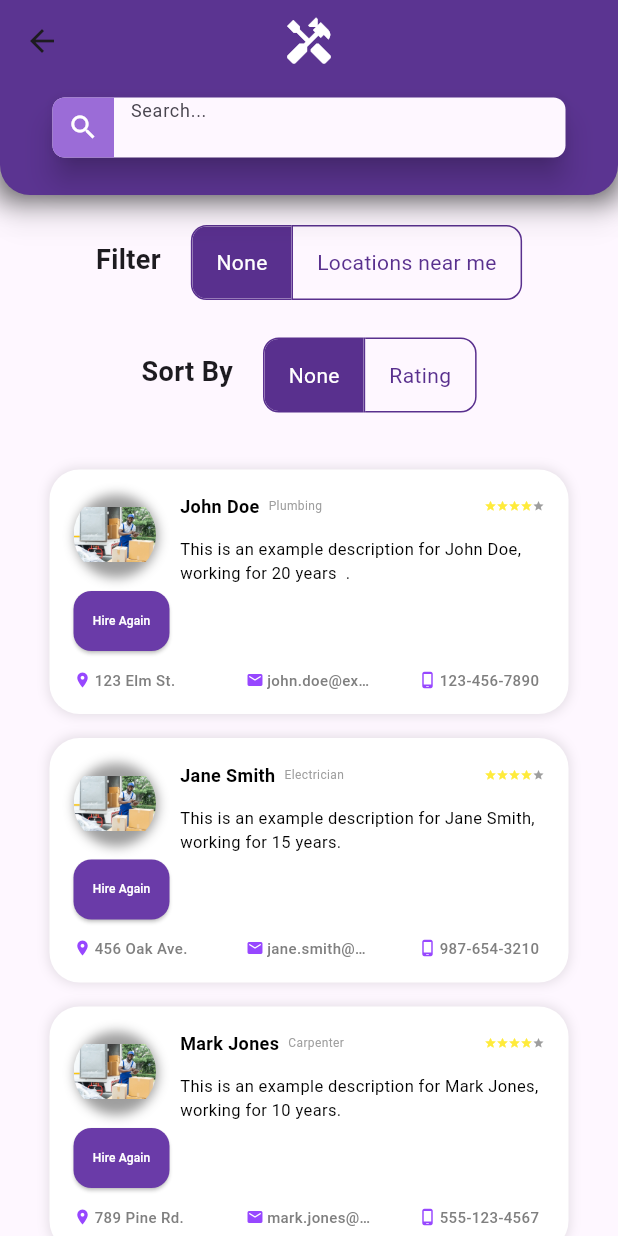
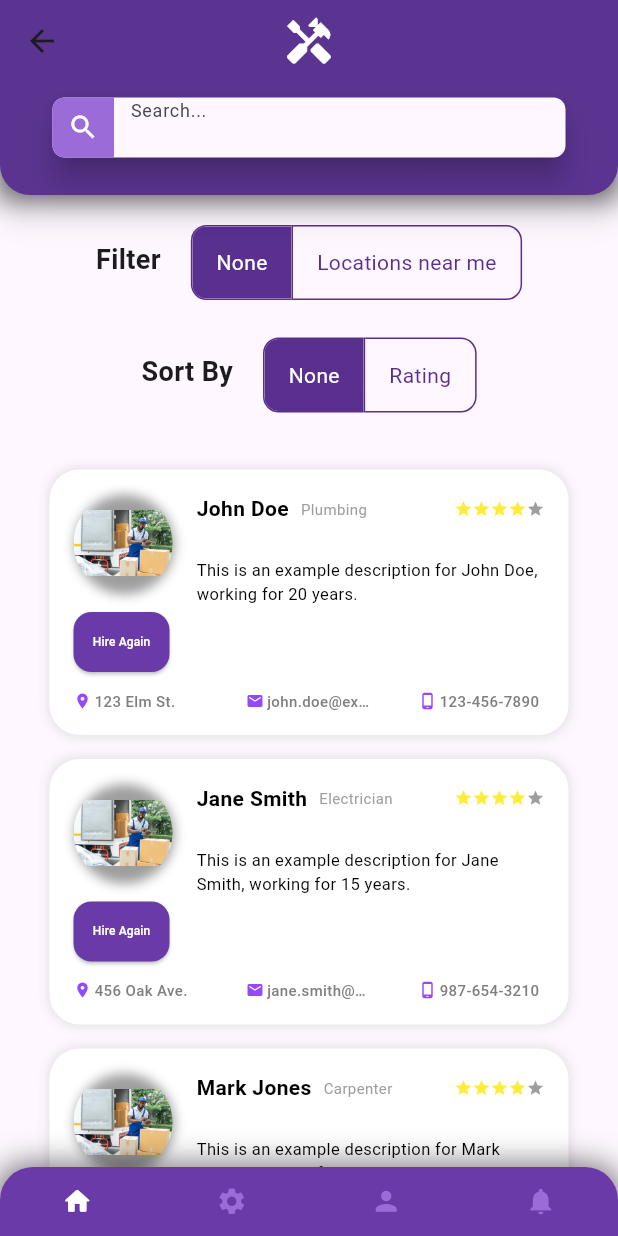
Before and after one commit to mhamad911/Fixit_App-1, a Flutter app: the CategoryPage screen opened directly with empty values, on a phone screen of 412 x 824 dp. Run offline on Flutter 3.47's test engine with Material 3 defaults, Android fonts, the phone set to English and light mode, and no system bars; our stand-ins replace google_fonts, image_picker, lottie; Roboto replaces fonts that are missing (Libre Caslon Text).

Commit message:
Revert "dd"
This reverts commit 7d295e4f6d5315865e2ef355cb513364b49edb96.

```diff
--- a/lib/GeneralComponents/Custom_Card_Widget.dart
+++ b/lib/GeneralComponents/Custom_Card_Widget.dart
@@ -64,8 +64,8 @@ class CustomCard extends StatelessWidget {
               children: [
                 // Profile Image
                 Container(
-                  width: 55,
-                  height: 55,
+                  width: 66,
+                  height: 66,
                   decoration: BoxDecoration(
                     shape: BoxShape.circle,
                     boxShadow: [
@@ -93,15 +93,15 @@ class CustomCard extends StatelessWidget {
                             name,
                             style: GoogleFonts.libreCaslonText(
                               fontWeight: FontWeight.bold,
-                              fontSize: 12,
+                              fontSize: 14,
                               color: Colors.black,
                             ),
                           ),
-                          SizedBox(width: 6),
+                          SizedBox(width: 8),
                           Text(
                             category,
                             style: GoogleFonts.libreCaslonText(
-                              fontSize: 8,
+                              fontSize: 10,
                               color: Colors.grey,
                             ),
                           ),
@@ -109,13 +109,13 @@ class CustomCard extends StatelessWidget {
                           // Stars in top right corner
                           Row(
                             children: List.generate(4, (index) {
-                              return Icon(Icons.star, color: Colors.yellow, size: 8);
-                            })..add(Icon(Icons.star, color: Colors.grey, size: 8)),
+                              return Icon(Icons.star, color: Colors.yellow, size: 12);
+                            })..add(Icon(Icons.star, color: Colors.grey, size: 12)),
                           ),
 
                         ],
                       ),
-                      SizedBox(height: 12),
+                      SizedBox(height: 23),
 
                       Row(
                         children: [
@@ -126,7 +126,7 @@ class CustomCard extends StatelessWidget {
                                 fontSize: 11,
                                 color: Colors.black,
                               ),
-                              maxLines: 4,
+                              maxLines: 2,
                               overflow: TextOverflow.ellipsis,
                             ),
                           ),
--- a/lib/Pages/Home_Owner/Input_onwer/Home_app/Category_Page/category_page.dart
+++ b/lib/Pages/Home_Owner/Input_onwer/Home_app/Category_Page/category_page.dart
@@ -8,7 +8,6 @@ import '../Category_Page/Category_Page_Components/Custom_Sorting_Text_B.dart';
 import '../../../../../GeneralComponents/Custom_Bottom_naf_Bar.dart';
 
 class CategoryPage extends StatefulWidget {
-
   final String email;
   final String number;
   final String name;
@@ -44,12 +43,11 @@ class _CategoryPageState extends State<CategoryPage> {
 
   @override
   Widget build(BuildContext context) {
-
 final List<CustomCard> exampleCards = [
       CustomCard(
         image: Image.asset('assets/2.png'),
         email: 'john.doe@example.com',
-        desc: 'This is an example description for John Doe, working for 20 years  .',
+        desc: 'This is an example description for John Doe, working for 20 years.',
         number: '123-456-7890',
         name: 'John Doe',
         category: 'Plumbing',
@@ -93,6 +91,7 @@ final List<CustomCard> exampleCards = [
   }
     return Scaffold(
       appBar: CustomAppBar(title: ''),
+      bottomNavigationBar: SnackBarBody(),
       resizeToAvoidBottomInset: false,
       body: Consumer<ContractorProvider>(
         builder: (context, contractorProvider, child) {
```
